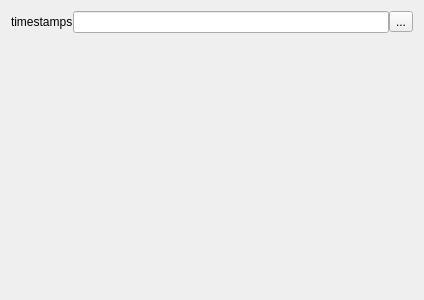
The window that src/phopyqttimelineplotter/GUI/UI/CustomDataSelectionWidget/CustomDataSelectionWidget.ui (BrendonWatsonLab/PhoPyQtTimelinePlotter) describes before a commit, drawn with Qt 5.
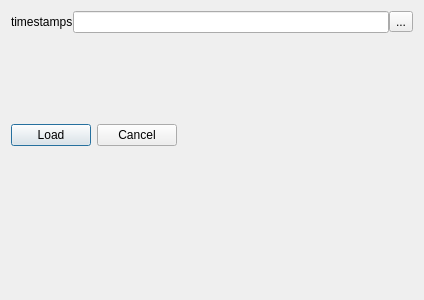
The same window after the commit. Custom widgets are drawn as their Qt base class.

Diff of the .ui file:
```diff
--- a/src/phopyqttimelineplotter/GUI/UI/CustomDataSelectionWidget/CustomDataSelectionWidget.ui
+++ b/src/phopyqttimelineplotter/GUI/UI/CustomDataSelectionWidget/CustomDataSelectionWidget.ui
@@ -88,6 +88,27 @@
      </property>
     </widget>
    </item>
+   <item row="2" column="0">
+    <layout class="QHBoxLayout" name="horizontalLayout">
+     <item>
+      <widget class="ThreadPoolPushButton" name="btnFinalizeLoad">
+       <property name="text">
+        <string>Load</string>
+       </property>
+       <property name="default">
+        <bool>true</bool>
+       </property>
+      </widget>
+     </item>
+     <item>
+      <widget class="QPushButton" name="btnCancel">
+       <property name="text">
+        <string>Cancel</string>
+       </property>
+      </widget>
+     </item>
+    </layout>
+   </item>
   </layout>
  </widget>
  <customwidgets>
@@ -97,6 +118,11 @@
    <header location="global">phopyqttimelineplotter.GUI.UI.CustomDataSelectionWidget.CustomDataSelectionWidget_Subpanel_SimpleXY</header>
    <container>1</container>
   </customwidget>
+  <customwidget>
+   <class>ThreadPoolPushButton</class>
+   <extends>QPushButton</extends>
+   <header location="global">silx.gui.widgets.ThreadPoolPushButton</header>
+  </customwidget>
  </customwidgets>
  <resources/>
  <connections/>
```
Left out of the diff: 2 changed lines with no effect on the pictures.
